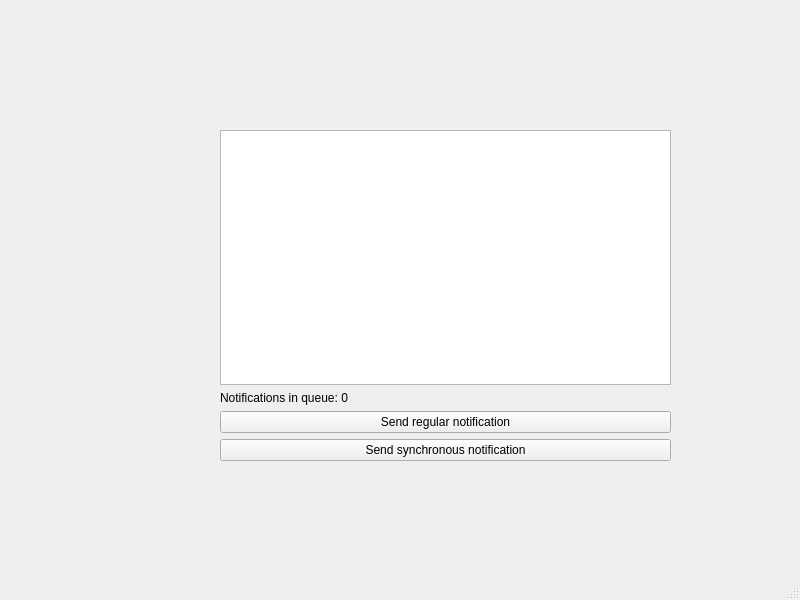
Qt form tools/mainWindow.ui (ubports/unity-notifications) before a commit.
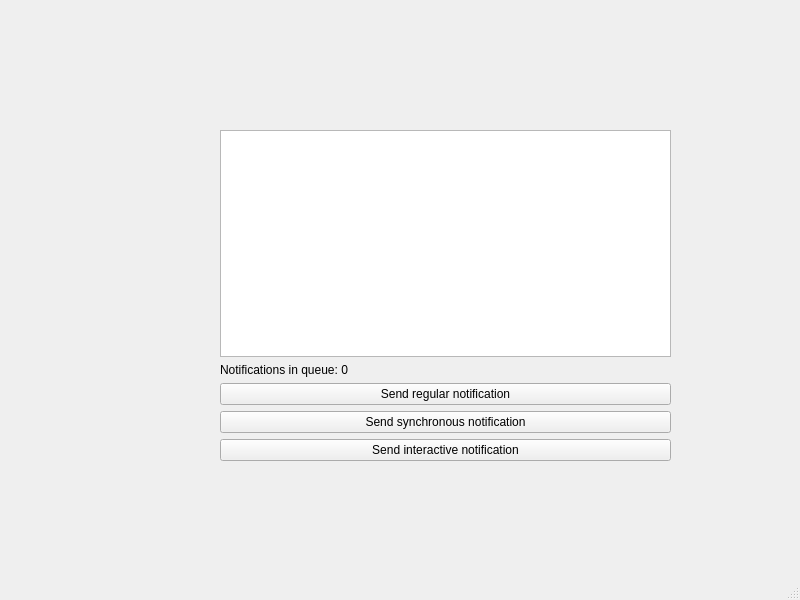
The same form after that commit.

Commit message: Interactive notifications are queued and dequeued properly.

Diff of the .ui file:
```diff
--- a/tools/mainWindow.ui
+++ b/tools/mainWindow.ui
@@ -48,6 +48,13 @@
        </property>
       </widget>
      </item>
+     <item row="4" column="0">
+      <widget class="QPushButton" name="interactiveSendButton">
+       <property name="text">
+        <string>Send interactive notification</string>
+       </property>
+      </widget>
+     </item>
     </layout>
    </widget>
   </widget>
```
The commit also changes 4 other files.
